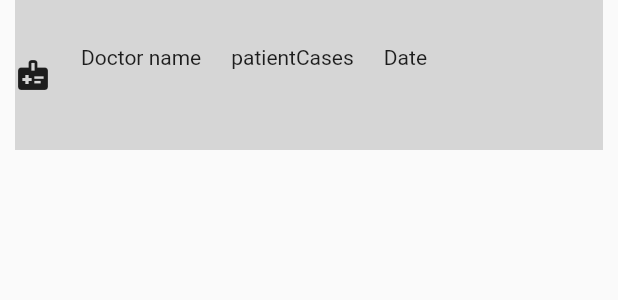
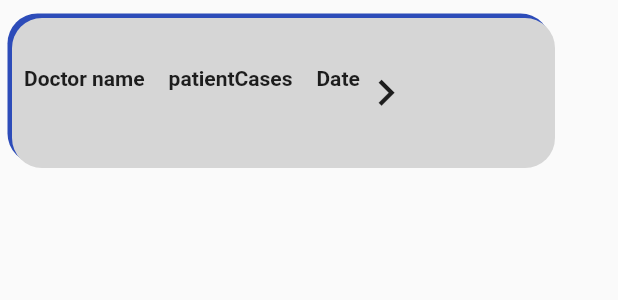
Before and after one commit to hsmulhim/DentaJot, a Flutter app: the AppointmentCard widget shown alone on an empty page, opened directly with empty values, on a phone screen of 412 x 824 dp. Shown: the top 300 px of the screen. Run offline on Flutter 3.47's test engine with Material 2 defaults, Android fonts, the light colour scheme and no system bars; our stand-ins replace animated_splash_screen, animated_text_kit, awesome_dialog, cached_network_image, file_picker, google_nav_bar and 4 more; accounts and stored records are empty; network calls fail.

Commit message:
add card apoitmint

```diff
--- a/lib/components/appointment_card.dart
+++ b/lib/components/appointment_card.dart
@@ -1,3 +1,5 @@
+import 'package:dental_proj/Utils/extensions.dart';
+import 'package:dental_proj/constants/spacings.dart';
 import 'package:dental_proj/screens/appointment_details_Screen.dart';
 import 'package:flutter/material.dart';
 
@@ -35,54 +37,56 @@ class AppointmentCard extends StatelessWidget {
         ));
       },
       child: Padding(
-        padding: const EdgeInsets.symmetric(horizontal: 10),
+        padding: const EdgeInsets.symmetric(horizontal: 8, vertical: 12),
         child: Container(
+          decoration:
+          BoxDecoration(borderRadius: BorderRadius.circular(20),
           color: Colors.grey[350],
+          boxShadow: [BoxShadow(
+            color:  const Color(0xff2D4CB9),
+            offset:Offset(-3, -3)
+          )]
+          ),
         height: 100,
-          width: MediaQuery.of(context).size.width,
+        width: context.getWidth - 50,
         child: Row(
           children: [
-              Icon(Icons.medical_information),
-              SizedBox(
-                width: 20,
-              ),
+            kHSpace8,
             Column(
               children: [
-                  SizedBox(
-                    height: 30,
-                  ),
-                  Text("Doctor name"),
+                kVSpace32,
+                Text("Doctor name", style: TextStyle(fontWeight: FontWeight.bold)),
                 Text(doctorName),
               ],
             ),
-              SizedBox(
-                width: 20,
-              ),
+            kHSpace16,
             Column(
               children: [
-                  SizedBox(
-                    height: 30,
-                  ),
-                  Text("patientCases"),
+                kVSpace32,
+                Text("patientCases",
+                style: TextStyle(fontWeight: FontWeight.bold)),
                 Text(patientCases),
               ],
             ),
-              SizedBox(
-                width: 20,
-              ),
+            kHSpace16,
             Column(
               children: [
-                  SizedBox(
-                    height: 30,
-                  ),
-                  Text("Date"),
+                kVSpace32,
+                Text("Date", style: TextStyle(fontWeight: FontWeight.bold)),
                 Text(appointmentDate),
               ],
             ),
+
+            Icon(Icons.keyboard_arrow_right,
+            size: 35,)
           ],
         ),
+
                 ),
+
+
       ),
+
     );
   }
 }
--- a/lib/main.dart
+++ b/lib/main.dart
@@ -1,4 +1,7 @@
+import 'package:dental_proj/auth/app.dart';
 import 'package:dental_proj/screens/first_screen.dart';
+import 'package:dental_proj/screens/my_report_screen.dart';
+import 'package:dental_proj/screens/teeth_screen.dart';
 import 'package:flutter/material.dart';
 import 'package:supabase_flutter/supabase_flutter.dart';
 
@@ -18,7 +21,7 @@ class MainApp extends StatelessWidget {
   @override
   Widget build(BuildContext context) {
     return const MaterialApp(
-      home: FirstScreen(),
+      home: MyReportScreen(),
     );
   }
 }
--- a/lib/screens/first_screen.dart
+++ b/lib/screens/first_screen.dart
@@ -1,4 +1,3 @@
-import 'package:dental_proj/screens/appointmets_screen.dart';
 import 'package:dental_proj/screens/home_screen.dart';
 import 'package:dental_proj/screens/profile_screen.dart';
 import 'package:dental_proj/screens/teeth_screen.dart';
@@ -24,7 +23,6 @@ class _FirstScreenState extends State<FirstScreen> {
   final List<Widget> _pages = [
     const HomeScreen(),
     const TeethScreen(),
-    const AppointmentScreen(),
     const ProfileScreen(),
   ];
 
```
Also changed, not shown: lib/screens/appointment_screen.dart (+76 -7 lines), lib/screens/my_report_screen.dart (added, +37 -0 lines), pubspec.yaml (+7 -0 lines), pubspec.lock, 4 other files. Lines whose indentation alone changed are shown as unchanged.
